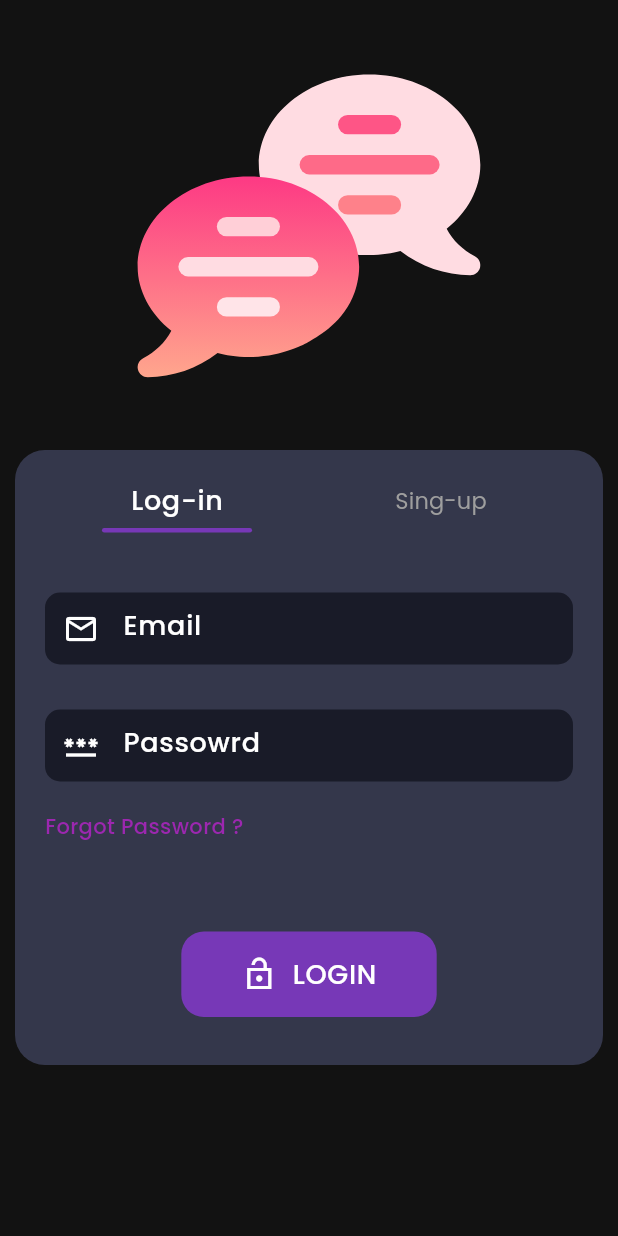
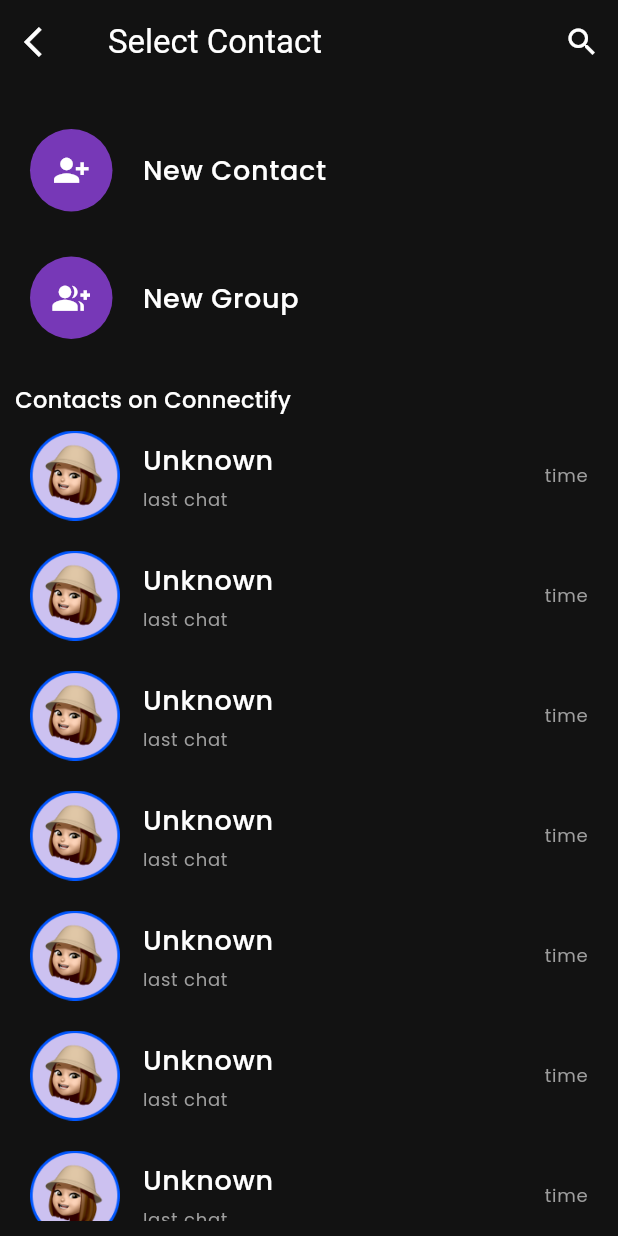
Before and after one commit to Rohan-Beta/chatapp, a Flutter app: the screen it shows after launch, on a phone screen of 412 x 824 dp. Run offline on Flutter 3.47's test engine with Material 3 defaults, Android fonts, the light colour scheme and no system bars; our stand-ins replace cloud_firestore, firebase_auth, firebase_core, firebase_storage, flutter_svg, get and 3 more; accounts and stored records are empty.

Commit message:
feat: add contact screen

```diff
--- a/lib/main.dart
+++ b/lib/main.dart
@@ -1,6 +1,7 @@
 // ignore_for_file: prefer_const_constructors
 
 import 'package:chatapp/screens/Auth/auth_screen.dart';
+import 'package:chatapp/screens/contact/contact_screen.dart';
 import 'package:chatapp/screens/profile/profile_screen.dart';
 import 'package:chatapp/screens/welcome/welcome_screen.dart';
 import 'package:chatapp/utils/Themes.dart';
@@ -43,7 +44,7 @@ class MyApp extends StatelessWidget {
       darkTheme: darkTheme,
       themeMode: ThemeMode.dark,
       // home: ProfileScreen(),
-      home: AuthScreen(),
+      home: ContactScreen(),
       // home: SplashScreen(),
       getPages: screenRoute,
     );
--- /dev/null
+++ b/lib/screens/contact/contact_screen.dart
@@ -0,0 +1,154 @@
+// ignore_for_file: prefer_const_constructors, prefer_const_literals_to_create_immutables
+
+import 'package:chatapp/screens/home/home_widget/chat_tile_widget.dart';
+import 'package:chatapp/utils/images.dart';
+import 'package:chatapp/widgets/new_contact_tile.dart';
+import 'package:flutter/cupertino.dart';
+import 'package:flutter/material.dart';
+import 'package:get/get.dart';
+
+class ContactScreen extends StatefulWidget {
+  const ContactScreen({super.key});
+
+  @override
+  State<ContactScreen> createState() => _ContactScreenState();
+}
+
+class _ContactScreenState extends State<ContactScreen> {
+  final TextEditingController _textEditingController = TextEditingController();
+  RxBool isSearchEnable = false.obs;
+
+  @override
+  Widget build(BuildContext context) {
+    return Scaffold(
+      appBar: AppBar(
+        backgroundColor: Colors.transparent,
+        title: Text("Select Contact"),
+        leading: IconButton(
+          onPressed: () {
+            Get.back();
+          },
+          icon: Icon(Icons.arrow_back_ios),
+        ),
+        actions: [
+          Obx(
+            () => IconButton(
+              onPressed: () {
+                isSearchEnable.value = !isSearchEnable.value;
+              },
+              icon:
+                  isSearchEnable.value ? Icon(Icons.close) : Icon(Icons.search),
+            ),
+          ),
+        ],
+      ),
+      body: SafeArea(
+        child: Padding(
+          padding: const EdgeInsets.all(10),
+          child: ListView(
+            children: [
+              // search bar
+
+              Obx(
+                () => isSearchEnable.value
+                    ? CupertinoSearchTextField(
+                        onSubmitted: (value) => {},
+                        style: TextStyle(color: Colors.white),
+                        controller: _textEditingController,
+                        decoration: BoxDecoration(
+                          borderRadius: BorderRadius.circular(30),
+                          border: Border.all(
+                            color: Colors.white.withOpacity(0.13),
+                          ),
+                          gradient: LinearGradient(
+                            begin: Alignment.topLeft,
+                            end: Alignment.bottomRight,
+                            colors: [
+                              Colors.white.withOpacity(0.15),
+                              Colors.white.withOpacity(0.05),
+                            ],
+                          ),
+                        ),
+                      )
+                    : SizedBox(),
+              ),
+
+              // listview part
+
+              SizedBox(height: 10),
+              NewContactTile(
+                btnName: 'New Contact',
+                icon: Icons.person_add_alt_1,
+                onTap: () {},
+              ),
+              SizedBox(height: 10),
+              NewContactTile(
+                btnName: 'New Group',
+                icon: Icons.group_add,
+                onTap: () {},
+              ),
+              SizedBox(height: 20),
+              Row(
+                children: [
+                  Text("Contacts on Connectify"),
+                ],
+              ),
+              Column(
+                children: [
+                  ChatTileWidget(
+                    imageUrl: MyAssetsImage.girlPic,
+                    name: "Unknown",
+                    lastChat: "last chat",
+                    lastChatTime: "time",
+                  ),
+                  ChatTileWidget(
+                    imageUrl: MyAssetsImage.girlPic,
+                    name: "Unknown",
+                    lastChat: "last chat",
+                    lastChatTime: "time",
+                  ),
+                  ChatTileWidget(
+                    imageUrl: MyAssetsImage.girlPic,
+                    name: "Unknown",
+                    lastChat: "last chat",
+                    lastChatTime: "time",
+                  ),
+                  ChatTileWidget(
+                    imageUrl: MyAssetsImage.girlPic,
+                    name: "Unknown",
+                    lastChat: "last chat",
+                    lastChatTime: "time",
+                  ),
+                  ChatTileWidget(
+                    imageUrl: MyAssetsImage.girlPic,
+                    name: "Unknown",
+                    lastChat: "last chat",
+                    lastChatTime: "time",
+                  ),
+                  ChatTileWidget(
+                    imageUrl: MyAssetsImage.girlPic,
+                    name: "Unknown",
+                    lastChat: "last chat",
+                    lastChatTime: "time",
+                  ),
+                  ChatTileWidget(
+                    imageUrl: MyAssetsImage.girlPic,
+                    name: "Unknown",
+                    lastChat: "last chat",
+                    lastChatTime: "time",
+                  ),
+                  ChatTileWidget(
+                    imageUrl: MyAssetsImage.girlPic,
+                    name: "Unknown",
+                    lastChat: "last chat",
+                    lastChatTime: "time",
+                  ),
+                ],
+              ),
+            ],
+          ),
+        ),
+      ),
+    );
+  }
+}
--- a/lib/screens/home/home_screen.dart
+++ b/lib/screens/home/home_screen.dart
@@ -6,12 +6,15 @@ import 'package:chatapp/screens/chat/chat_screen.dart';
 import 'package:chatapp/screens/home/home_widget/chat_list_widget.dart';
 import 'package:chatapp/screens/home/home_widget/glass_box.dart';
 import 'package:chatapp/utils/colors.dart';
+import 'package:chatapp/utils/images.dart';
 import 'package:chatapp/utils/text.dart';
 import 'package:chatapp/widgets/bottom_nav_bar_widget.dart';
 import 'package:chatapp/widgets/clipper_widget.dart';
 import 'package:chatapp/widgets/screen_helper_widget.dart';
+import 'package:flutter/cupertino.dart';
 import 'package:flutter/material.dart';
 import 'package:get/get.dart';
+import 'package:lottie/lottie.dart';
 
 class HomeScreen extends StatefulWidget {
   const HomeScreen({super.key});
@@ -124,54 +127,56 @@ class _HomeScreenState extends State<HomeScreen> {
                       ),
                     ),
                     // gemini ai
-                    // _currentIndex == 0
-                    //     ? Positioned.fill(
-                    //         child: Column(
-                    //           mainAxisAlignment: MainAxisAlignment.end,
-                    //           children: [
-                    //             Padding(
-                    //               padding: const EdgeInsets.only(
-                    //                   bottom: 160, right: 40),
-                    //               child: Row(
-                    //                 mainAxisAlignment: MainAxisAlignment.end,
-                    //                 children: [
-                    //                   FloatingActionButton(
-                    //                     backgroundColor: Colors.transparent,
-                    //                     child:
-                    //                         Lottie.asset(MyAssetsImage.gemini),
-                    //                     onPressed: () {},
-                    //                   ),
-                    //                 ],
-                    //               ),
-                    //             ),
-                    //           ],
-                    //         ),
-                    //       )
-                    //     : Container(),
+                    _currentIndex == 0
+                        ? Positioned.fill(
+                            child: Column(
+                              mainAxisAlignment: MainAxisAlignment.end,
+                              children: [
+                                Padding(
+                                  padding: const EdgeInsets.only(
+                                      bottom: 160, right: 40),
+                                  child: Row(
+                                    mainAxisAlignment: MainAxisAlignment.end,
+                                    children: [
+                                      FloatingActionButton(
+                                        backgroundColor: Colors.transparent,
+                                        child:
+                                            Lottie.asset(MyAssetsImage.gemini),
+                                        onPressed: () {},
+                                      ),
+                                    ],
+                                  ),
+                                ),
+                              ],
+                            ),
+                          )
+                        : Container(),
                     // floating add button
-                    // Positioned.fill(
-                    //   child: Column(
-                    //     mainAxisAlignment: MainAxisAlignment.end,
-                    //     children: [
-                    //       Padding(
-                    //         padding:
-                    //             const EdgeInsets.only(bottom: 90, right: 40),
-                    //         child: Row(
-                    //           mainAxisAlignment: MainAxisAlignment.end,
-                    //           children: [
-                    //             FloatingActionButton(
-                    //               backgroundColor: dPrimaryColor,
-                    //               child: _currentIndex == 2
-                    //                   ? Icon(CupertinoIcons.phone_badge_plus)
-                    //                   : Icon(Icons.add),
-                    //               onPressed: () {},
-                    //             ),
-                    //           ],
-                    //         ),
-                    //       ),
-                    //     ],
-                    //   ),
-                    // ),
+                    Positioned.fill(
+                      child: Column(
+                        mainAxisAlignment: MainAxisAlignment.end,
+                        children: [
+                          Padding(
+                            padding:
+                                const EdgeInsets.only(bottom: 90, right: 40),
+                            child: Row(
+                              mainAxisAlignment: MainAxisAlignment.end,
+                              children: [
+                                FloatingActionButton(
+                                  backgroundColor: dPrimaryColor,
+                                  child: _currentIndex == 2
+                                      ? Icon(CupertinoIcons.phone_badge_plus)
+                                      : Icon(Icons.add),
+                                  onPressed: () {
+                                    Get.toNamed("/contactScreen");
+                                  },
+                                ),
+                              ],
+                            ),
+                          ),
+                        ],
+                      ),
+                    ),
                     Positioned(
                       bottom: 0,
                       right: 0,
--- a/lib/screens/home/home_widget/chat_list_widget.dart
+++ b/lib/screens/home/home_widget/chat_list_widget.dart
@@ -22,6 +22,7 @@ class ChatListWidget extends StatelessWidget {
           child: Padding(
             padding: const EdgeInsets.only(top: 6, bottom: 8),
             child: CupertinoSearchTextField(
+              onSubmitted: (value) => {},
               style: TextStyle(color: Colors.white),
               controller: _textEditingController,
               decoration: BoxDecoration(
--- a/lib/utils/screen_route.dart
+++ b/lib/utils/screen_route.dart
@@ -2,6 +2,7 @@
 
 import 'package:chatapp/screens/Auth/auth_screen.dart';
 import 'package:chatapp/screens/chat/chat_screen.dart';
+import 'package:chatapp/screens/contact/contact_screen.dart';
 import 'package:chatapp/screens/home/home_screen.dart';
 import 'package:chatapp/screens/profile/profile_screen.dart';
 import 'package:get/get.dart';
@@ -24,11 +25,6 @@ var screenRoute = [
     transition: Transition.rightToLeft,
   ),
   // GetPage(
-  //   name: "/profileScreen",
-  //   page: () => UserProfileScreen(),
-  //   transition: Transition.upToDown,
-  // ),
-  // GetPage(
   //   name: "/updateProfileScreen",
   //   page: () => UpdateProfileScreen(),
   //   transition: Transition.rightToLeft,
@@ -38,4 +34,9 @@ var screenRoute = [
     page: () => ProfileScreen(),
     transition: Transition.rightToLeft,
   ),
+  GetPage(
+    name: "/contactScreen",
+    page: () => ContactScreen(),
+    transition: Transition.rightToLeft,
+  ),
 ];
--- /dev/null
+++ b/lib/widgets/new_contact_tile.dart
@@ -0,0 +1,51 @@
+// ignore_for_file: prefer_const_constructors, prefer_const_literals_to_create_immutables
+
+import 'package:flutter/material.dart';
+
+class NewContactTile extends StatelessWidget {
+  final String btnName;
+  final IconData icon;
+  final VoidCallback onTap;
+
+  const NewContactTile({
+    super.key,
+    required this.btnName,
+    required this.icon,
+    required this.onTap,
+  });
+
+  @override
+  Widget build(BuildContext context) {
+    return InkWell(
+      onTap: onTap,
+      child: Container(
+        padding: EdgeInsets.all(10),
+        decoration: BoxDecoration(
+          borderRadius: BorderRadius.circular(20),
+          // color: Theme.of(context).colorScheme.primaryContainer,
+        ),
+        child: Row(
+          children: [
+            Container(
+              height: 55,
+              width: 55,
+              decoration: BoxDecoration(
+                color: Theme.of(context).colorScheme.primary,
+                borderRadius: BorderRadius.circular(100),
+              ),
+              child: Icon(
+                icon,
+                size: 25,
+              ),
+            ),
+            SizedBox(width: 20),
+            Text(
+              btnName,
+              style: Theme.of(context).textTheme.bodyLarge,
+            ),
+          ],
+        ),
+      ),
+    );
+  }
+}
```
